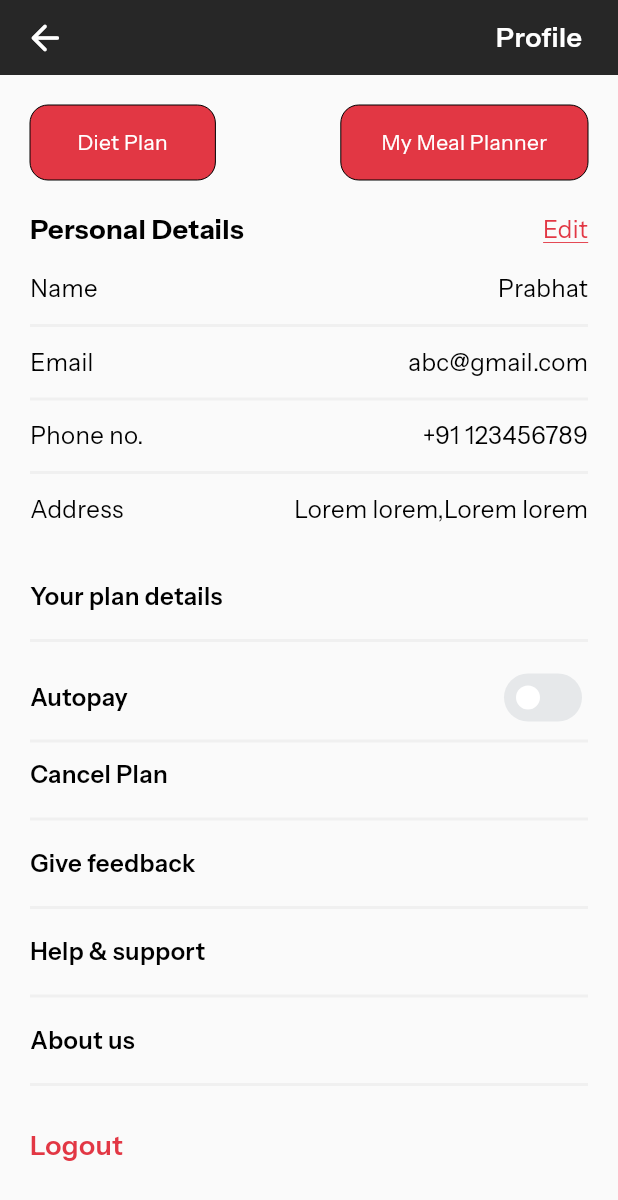
After one commit to Prabhat7930/homy-app, a Flutter app: the ProfileScreen screen opened by its route, on a phone screen of 412 x 824 dp. The commit adds this screen. Shown: the top 1200 px of the screen. Run offline on Flutter 3.47's test engine with Material 3 defaults, Android fonts, the phone set to English and light mode, and no system bars; drawn by our look-alikes of smooth_page_indicator; our stand-ins replace carousel_slider, country_picker, dropdown_button2, email_validator, flutter_dotenv, google_fonts and 5 more; missing offline and left inert: horizontal_week_calendar, radio_group_v2, razorpay_flutter, slidable_button; accounts and stored records are empty.

```diff
--- a/lib/core/routes/app_routes.dart
+++ b/lib/core/routes/app_routes.dart
@@ -10,9 +10,11 @@ import 'package:homy/screens/my-meals/my_meals_screen.dart';
 import 'package:homy/screens/notifications/notifications_screen.dart';
 import 'package:homy/screens/onboarding/onboarding_screen.dart';
 import 'package:homy/screens/onboarding/welcome_screen.dart';
+import 'package:homy/screens/payment/payment_gateway.dart';
 import 'package:homy/screens/plans/plan_customization_screen.dart';
 import 'package:homy/screens/plans/plan_detail_screen.dart';
 import 'package:homy/screens/plans/plans_screen.dart';
+import 'package:homy/screens/profile/profile_screen.dart';
 import 'package:homy/screens/splash/splash_screen.dart';
 import 'package:homy/screens/user-details/diet_plan_screen.dart';
 import 'package:homy/screens/user-details/location_details_screen.dart';
@@ -91,6 +93,23 @@ class AppRoutes {
       case Routes.myMealsScreen:
         page = const MyMealsScreen();
         break;
+      case Routes.profileScreen:
+        page = const ProfileScreen();
+        break;
+      case Routes.billingScreen:
+        final args = settings.arguments as BillingDetailsScreenArgs;
+        page = BillingDetailsScreen(
+          planType: args.planType,
+          baseAmount: args.baseAmount,
+          extraPerson: args.extraPerson,
+          morningMealTime: args.morningMealTime,
+          eveningMealTime: args.eveningMealTime,
+          chefOffDay: args.chefOffDay,
+          planStartDate: args.planStartDate,
+          specialInstruction: args.specialInstruction,
+          couponDiscount: args.couponDiscount,
+        );
+        break;
       default:
         page = const Scaffold(
           body: Center(
--- a/lib/core/routes/route_arguments.dart
+++ b/lib/core/routes/route_arguments.dart
@@ -26,3 +26,27 @@ class PlanCustomizationScreenArgs {
     required this.eveningPrice,
   });
 }
+
+class BillingDetailsScreenArgs {
+  final String planType;
+  final int baseAmount;
+  final int extraPerson;
+  final String morningMealTime;
+  final String eveningMealTime;
+  final String chefOffDay;
+  final DateTime planStartDate;
+  final String specialInstruction;
+  final int couponDiscount;
+
+  BillingDetailsScreenArgs({
+    required this.planType,
+    required this.baseAmount,
+    required this.extraPerson,
+    required this.morningMealTime,
+    required this.eveningMealTime,
+    required this.chefOffDay,
+    required this.planStartDate,
+    this.specialInstruction = "",
+    this.couponDiscount = 0,
+  });
+}
--- a/lib/core/routes/routes.dart
+++ b/lib/core/routes/routes.dart
@@ -16,4 +16,6 @@ class Routes {
   static const planCustomizationScreen = "/plan-customize";
   static const mealPlannerScreen = "/meal-planner";
   static const myMealsScreen = "/my-meals";
+  static const profileScreen = "/profile";
+  static const billingScreen = "/billing-details";
 }
--- /dev/null
+++ b/lib/screens/profile/profile_screen.dart
@@ -0,0 +1,158 @@
+import 'package:flutter/material.dart';
+import 'package:homy/core/theme/color_theme.dart';
+import 'package:homy/utils/appbar_component.dart';
+import 'package:homy/utils/button_component.dart';
+import 'package:homy/utils/text_component.dart';
+
+class ProfileScreen extends StatefulWidget {
+  const ProfileScreen({super.key});
+
+  @override
+  State createState() => _ProfileScreenState();
+}
+
+class _ProfileScreenState extends State<ProfileScreen> {
+  bool autopay = false;
+
+  @override
+  Widget build(BuildContext context) {
+    final width = MediaQuery.of(context).size.width;
+
+    return Scaffold(
+      backgroundColor: scaffoldColor,
+      appBar: screenAppBar(context,
+          showProfile: false, showText: true, text: "Profile"),
+      body: SingleChildScrollView(
+        child: Padding(
+          padding: const EdgeInsets.all(20.0),
+          child: Column(
+            crossAxisAlignment: CrossAxisAlignment.start,
+            children: [
+              Row(
+                mainAxisAlignment: MainAxisAlignment.spaceBetween,
+                children: [
+                  screenButton(() {}, "Diet Plan", secondaryColor, width * 0.3,
+                      borderRadius: 12.0),
+                  screenButton(
+                      () {}, "My Meal Planner", secondaryColor, width * 0.4,
+                      borderRadius: 12.0),
+                ],
+              ),
+              const SizedBox(height: 20),
+              Row(
+                mainAxisAlignment: MainAxisAlignment.spaceBetween,
+                children: [
+                  screenText(
+                      "Personal Details", 18, FontWeight.bold, textDarkColor),
+                  InkWell(
+                    onTap: () {},
+                    child: screenText(
+                        "Edit", 16, FontWeight.normal, secondaryColor,
+                        underline: true),
+                  ),
+                ],
+              ),
+              const SizedBox(height: 10),
+              _buildInfoRow("Name", "Prabhat"),
+              const Divider(
+                  height: 16.0, thickness: 2.0, color: textInputBgColor),
+              _buildInfoRow("Email", "abc@gmail.com"),
+              const Divider(
+                  height: 16.0, thickness: 2.0, color: textInputBgColor),
+              _buildInfoRow("Phone no.", "+91 123456789"),
+              const Divider(
+                  height: 16.0, thickness: 2.0, color: textInputBgColor),
+              _buildInfoRow("Address", "Lorem lorem,Lorem lorem"),
+              const SizedBox(height: 20),
+              InkWell(
+                onTap: () {},
+                child: _buildSettingsRow("Your plan details"),
+              ),
+              const Divider(
+                  height: 16.0, thickness: 2.0, color: textInputBgColor),
+              _buildSettingsRow("Autopay", isSwitch: true),
+              const Divider(
+                  height: 0.0, thickness: 2.0, color: textInputBgColor),
+              InkWell(
+                onTap: () {},
+                child: _buildSettingsRow("Cancel Plan"),
+              ),
+              const Divider(
+                  height: 16.0, thickness: 2.0, color: textInputBgColor),
+              InkWell(
+                onTap: () {},
+                child: _buildSettingsRow("Give feedback"),
+              ),
+              const Divider(
+                  height: 16.0, thickness: 2.0, color: textInputBgColor),
+              InkWell(
+                onTap: () {},
+                child: _buildSettingsRow("Help & support"),
+              ),
+              const Divider(
+                  height: 16.0, thickness: 2.0, color: textInputBgColor),
+              InkWell(
+                onTap: () {},
+                child: _buildSettingsRow("About us"),
+              ),
+              const Divider(
+                  height: 16.0, thickness: 2.0, color: textInputBgColor),
+              const SizedBox(height: 20),
+              InkWell(
+                onTap: () {},
+                child:
+                    screenText("Logout", 18, FontWeight.w600, secondaryColor),
+              ),
+              const SizedBox(height: 20.0)
+            ],
+          ),
+        ),
+      ),
+    );
+  }
+
+  Widget _buildInfoRow(String label, String value) {
+    return Padding(
+      padding: const EdgeInsets.symmetric(vertical: 5),
+      child: Row(
+        mainAxisAlignment: MainAxisAlignment.spaceBetween,
+        crossAxisAlignment: CrossAxisAlignment.start,
+        children: [
+          screenText(label, 16, FontWeight.normal, textDarkColor),
+          screenText(value, 16, FontWeight.normal, textDarkColor),
+        ],
+      ),
+    );
+  }
+
+  Widget _buildSettingsRow(String text, {bool isSwitch = false}) {
+    return Padding(
+      padding: const EdgeInsets.symmetric(vertical: 10),
+      child: Row(
+        mainAxisAlignment: MainAxisAlignment.spaceBetween,
+        children: [
+          screenText(text, 16, FontWeight.w600, textDarkColor),
+          if (isSwitch)
+            Switch(
+              value: autopay,
+              onChanged: (value) {
+                setState(() {
+                  autopay = value;
+                });
+              },
+              inactiveThumbColor: Colors.white,
+              activeColor: Colors.white,
+              inactiveTrackColor: const Color(0xFFE6E8EA),
+              activeTrackColor: secondaryColor,
+              trackOutlineColor: WidgetStateProperty.all(Colors.transparent),
+              trackOutlineWidth: WidgetStateProperty.all(0),
+              thumbColor: WidgetStateProperty.resolveWith((state) {
+                return Colors.white;
+              }),
+              materialTapTargetSize: MaterialTapTargetSize.shrinkWrap,
+            ),
+        ],
+      ),
+    );
+  }
+}
--- a/lib/utils/appbar_component.dart
+++ b/lib/utils/appbar_component.dart
@@ -1,4 +1,5 @@
 import 'package:flutter/material.dart';
+import 'package:homy/core/routes/routes.dart';
 import 'package:homy/core/theme/color_theme.dart';
 import 'package:homy/utils/text_component.dart';
 
@@ -34,12 +35,17 @@ PreferredSizeWidget screenAppBar(BuildContext context,
               ),
         actions: [
           showProfile == true
-              ? const Padding(
-                  padding: EdgeInsets.only(right: 24.0),
-                  child: Icon(
-                    Icons.account_circle,
-                    size: 32.0,
-                    color: secondaryColor,
+              ? Padding(
+                  padding: const EdgeInsets.only(right: 24.0),
+                  child: InkWell(
+                    onTap: () {
+                      Navigator.pushNamed(context, Routes.profileScreen);
+                    },
+                    child: const Icon(
+                      Icons.account_circle,
+                      size: 32.0,
+                      color: secondaryColor,
+                    ),
                   ),
                 )
               : (showText == false
--- a/lib/utils/text_component.dart
+++ b/lib/utils/text_component.dart
@@ -1,8 +1,11 @@
 import 'package:flutter/material.dart';
 import 'package:google_fonts/google_fonts.dart';
+import 'package:homy/core/theme/color_theme.dart';
 
 Widget screenText(String text, double size, FontWeight weight, Color color,
-    {TextAlign align = TextAlign.center, double? wordHeight}) {
+    {TextAlign align = TextAlign.center,
+    double? wordHeight,
+    bool underline = false}) {
   return Text(
     text,
     style: GoogleFonts.instrumentSans(
@@ -10,6 +13,8 @@ Widget screenText(String text, double size, FontWeight weight, Color color,
       fontWeight: weight,
       color: color,
       height: wordHeight,
+      decoration: underline == true ? TextDecoration.underline : null,
+      decorationColor: underline == true ? secondaryColor : null,
     ),
     textAlign: align,
   );
--- a/pubspec.yaml
+++ b/pubspec.yaml
@@ -59,9 +59,12 @@ dependencies:
   google_fonts: ^6.2.1
   intl: ^0.19.0
   fluttertoast: ^8.2.8
+  slider_button: ^2.1.0
+  slidable_button: ^3.0.0+1
   cupertino_icons: ^1.0.6
 
   # services
+  razorpay_flutter: 1.3.7
 
 dev_dependencies:
   flutter_test:
```
Also changed, not shown: lib/screens/payment/payment_gateway.dart (added, +287 -0 lines), lib/screens/plans/components/custom_plan_1.dart (+29 -29 lines), lib/screens/plans/plan_customization_screen.dart (+59 -18 lines), lib/utils/grid_view_single_component.dart (added, +52 -0 lines), pubspec.lock, 1 other file.
